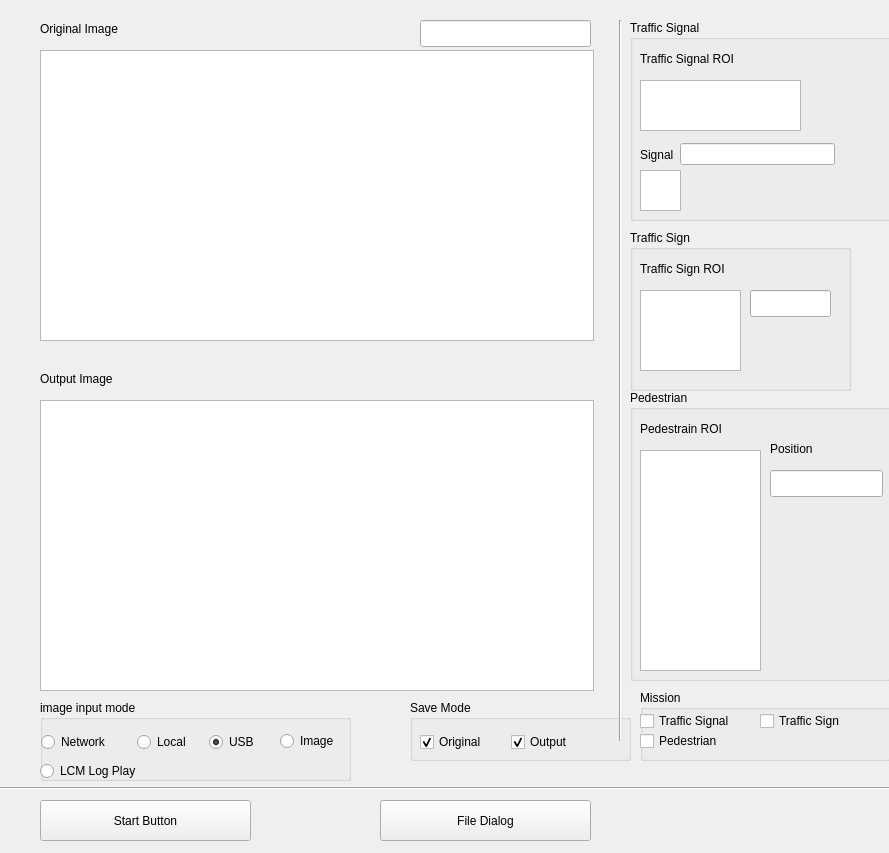
Old version of the form front_camera/front_camera_detection.ui in the repository Jun-Hong-7794/FrontCamera.
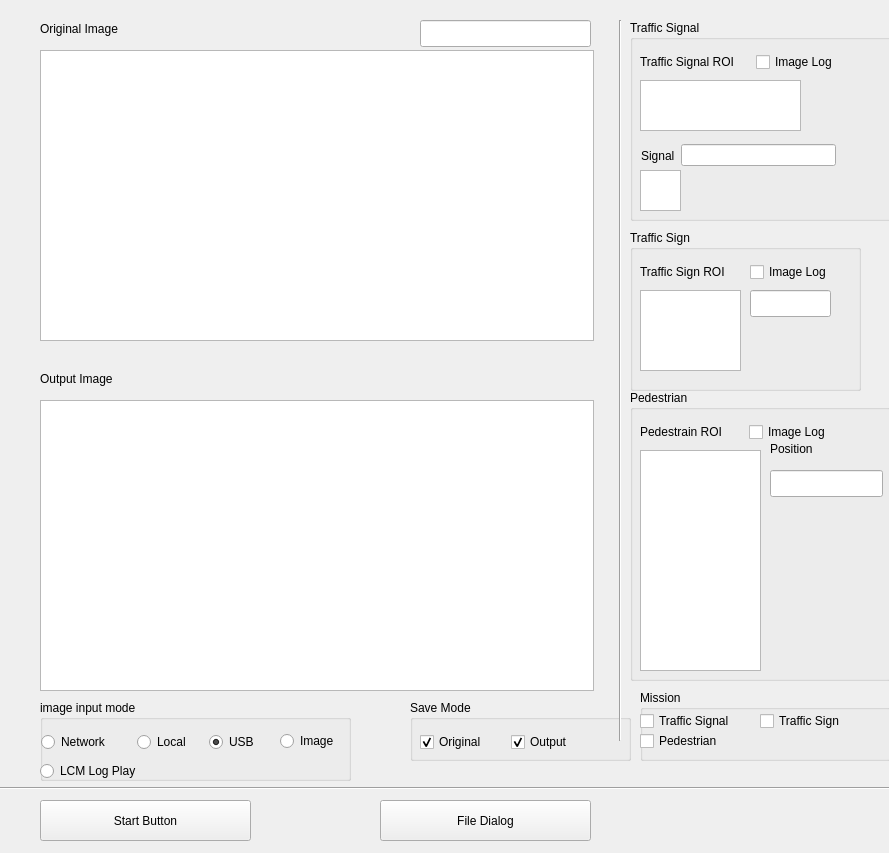
New version of the form.

Commit message: Added CSaveImage Class

```diff
--- a/front_camera/front_camera_detection.ui
+++ b/front_camera/front_camera_detection.ui
@@ -270,19 +270,6 @@
    <property name="title">
     <string>Traffic Signal</string>
    </property>
-   <widget class="QLabel" name="label_3">
-    <property name="geometry">
-     <rect>
-      <x>10</x>
-      <y>30</y>
-      <width>131</width>
-      <height>17</height>
-     </rect>
-    </property>
-    <property name="text">
-     <string>Traffic Signal ROI</string>
-    </property>
-   </widget>
    <widget class="QGraphicsView" name="signal_view">
     <property name="geometry">
      <rect>
@@ -303,11 +290,37 @@
      </rect>
     </property>
    </widget>
-   <widget class="QWidget" name="layoutWidget">
+   <widget class="QWidget" name="">
     <property name="geometry">
      <rect>
       <x>10</x>
-      <y>120</y>
+      <y>30</y>
+      <width>226</width>
+      <height>24</height>
+     </rect>
+    </property>
+    <layout class="QHBoxLayout" name="horizontalLayout_3">
+     <item>
+      <widget class="QLabel" name="label_3">
+       <property name="text">
+        <string>Traffic Signal ROI</string>
+       </property>
+      </widget>
+     </item>
+     <item>
+      <widget class="QCheckBox" name="ck_traffic_img_log">
+       <property name="text">
+        <string>Image Log</string>
+       </property>
+      </widget>
+     </item>
+    </layout>
+   </widget>
+   <widget class="QWidget" name="">
+    <property name="geometry">
+     <rect>
+      <x>11</x>
+      <y>121</y>
       <width>195</width>
       <height>29</height>
      </rect>
@@ -335,7 +348,7 @@
     <rect>
      <x>630</x>
      <y>230</y>
-     <width>221</width>
+     <width>231</width>
      <height>161</height>
     </rect>
    </property>
@@ -365,18 +378,31 @@
      <bool>true</bool>
     </property>
    </widget>
-   <widget class="QLabel" name="label_5">
+   <widget class="QWidget" name="">
     <property name="geometry">
      <rect>
       <x>10</x>
       <y>30</y>
-      <width>131</width>
-      <height>17</height>
+      <width>214</width>
+      <height>24</height>
      </rect>
     </property>
-    <property name="text">
-     <string>Traffic Sign ROI</string>
-    </property>
+    <layout class="QHBoxLayout" name="horizontalLayout_6">
+     <item>
+      <widget class="QLabel" name="label_5">
+       <property name="text">
+        <string>Traffic Sign ROI</string>
+       </property>
+      </widget>
+     </item>
+     <item>
+      <widget class="QCheckBox" name="ck_sign_img_log">
+       <property name="text">
+        <string>Image Log</string>
+       </property>
+      </widget>
+     </item>
+    </layout>
    </widget>
   </widget>
   <widget class="QGroupBox" name="groupBox_4">
@@ -401,19 +427,6 @@
      </rect>
     </property>
    </widget>
-   <widget class="QLabel" name="label_6">
-    <property name="geometry">
-     <rect>
-      <x>10</x>
-      <y>30</y>
-      <width>131</width>
-      <height>17</height>
-     </rect>
-    </property>
-    <property name="text">
-     <string>Pedestrain ROI</string>
-    </property>
-   </widget>
    <widget class="QLineEdit" name="lineEdit_3">
     <property name="geometry">
      <rect>
@@ -440,6 +453,32 @@
      <string>Position</string>
     </property>
    </widget>
+   <widget class="QWidget" name="">
+    <property name="geometry">
+     <rect>
+      <x>10</x>
+      <y>30</y>
+      <width>211</width>
+      <height>24</height>
+     </rect>
+    </property>
+    <layout class="QHBoxLayout" name="horizontalLayout_7">
+     <item>
+      <widget class="QLabel" name="label_6">
+       <property name="text">
+        <string>Pedestrain ROI</string>
+       </property>
+      </widget>
+     </item>
+     <item>
+      <widget class="QCheckBox" name="ck_pedestrian_img_log">
+       <property name="text">
+        <string>Image Log</string>
+       </property>
+      </widget>
+     </item>
+    </layout>
+   </widget>
   </widget>
   <widget class="QGroupBox" name="groupBox_5">
    <property name="geometry">
@@ -493,6 +532,28 @@
     </property>
    </widget>
   </widget>
+  <widget class="QWidget" name="">
+   <property name="geometry">
+    <rect>
+     <x>0</x>
+     <y>0</y>
+     <width>2</width>
+     <height>2</height>
+    </rect>
+   </property>
+   <layout class="QHBoxLayout" name="horizontalLayout_4"/>
+  </widget>
+  <widget class="QWidget" name="">
+   <property name="geometry">
+    <rect>
+     <x>0</x>
+     <y>0</y>
+     <width>2</width>
+     <height>2</height>
+    </rect>
+   </property>
+   <layout class="QHBoxLayout" name="horizontalLayout_5"/>
+  </widget>
  </widget>
  <resources/>
  <connections/>
```
The commit also changes 24 other files.
